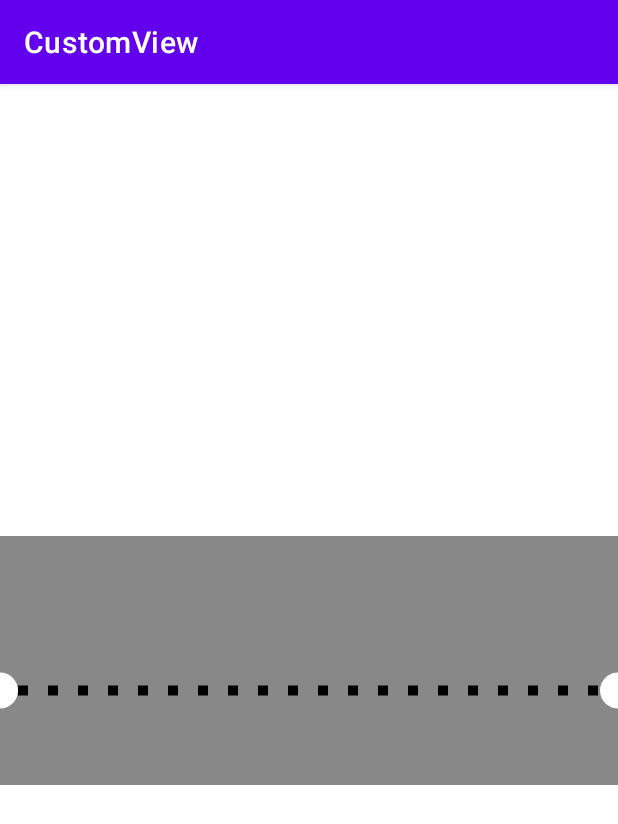
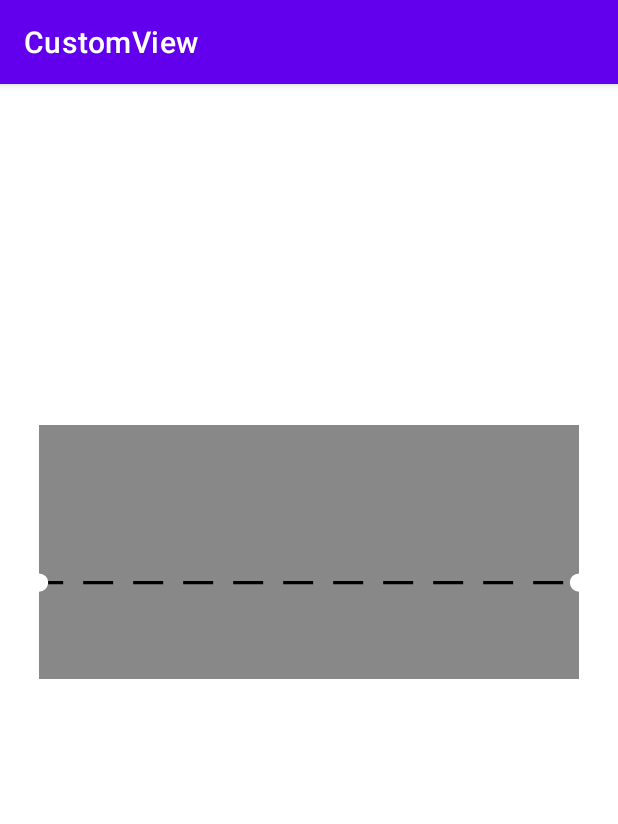
Before and after one commit to fast050/DrawShape, an Android app: the screen it shows after launch (MainActivity), on a phone screen of 412 x 824 dp. Shown: the top 824 px of the screen. Run offline under Robolectric (Android 15) with nearby library versions, the phone set to English and light mode, and no system bars.

Commit message:
Draw two shape

```diff
--- a/app/src/main/java/com/example/customview/TicketBackGroundShape.kt
+++ b/app/src/main/java/com/example/customview/TicketBackGroundShape.kt
@@ -4,12 +4,13 @@ import android.content.Context
 import android.graphics.*
 import android.util.AttributeSet
 import android.view.View
+import androidx.cardview.widget.CardView
 
 
 class TicketBackGroundShape(context: Context, attrs: AttributeSet?) : View(context, attrs) {
     private val paint = Paint()
     private var cornerRadius = 50f
-    private var innerRadius = 100f
+    private var innerRadius = 6f
     private var scaleFactor = 0f
 
     init {
@@ -21,58 +22,63 @@ class TicketBackGroundShape(context: Context, attrs: AttributeSet?) : View(conte
 
         canvas?.let {
 
-            val originX = 0f.Scale()+scaleFactor.Scale()
-            val originY = 0f.Scale()+scaleFactor.Scale()
-            val width = width.toFloat()-scaleFactor.div(2).Scale() //335f
-            val height = height.toFloat()-scaleFactor.div(2).Scale() //166f
-            val radios = 12f.Scale()
+            val originX = 0f.Scale() + scaleFactor.Scale()
+            val originY = 0f.Scale() + scaleFactor.Scale()
+            val width = width.toFloat() - scaleFactor.Scale() //335f
+            val height = height.toFloat() - scaleFactor.Scale() //166f
+            val radios = innerRadius.Scale()
             val dashLinePointShiftFromOriginX = 103f.Scale()
             val dashLinePositionFromBottomShape = 63f.Scale()
 
-            //float left, float top, float right, float bottom
-            val rectFRight =
-                RectF(
-                     width - radios,
-                    dashLinePointShiftFromOriginX - radios,
-                     width + radios,
-                    dashLinePointShiftFromOriginX + radios
-                )
-            val rectFLeft =
-                RectF(
-                    originX - radios,
-                    dashLinePointShiftFromOriginX-radios,
-                    originX + radios,
-                    dashLinePointShiftFromOriginX+radios
-                )
             val path = Path().apply {
                 moveTo(originX, originY)
                 lineTo(width, originY)
 
                 // arch
                 lineTo(width, dashLinePointShiftFromOriginX - radios)
-                arcTo(rectFRight, 270f, -180f, false)
-                //lineTo(width, dashLinePointShiftFromOriginX + radios)
+                arcTo(
+                    width - radios,
+                    dashLinePointShiftFromOriginX - radios,
+                    width + radios,
+                    dashLinePointShiftFromOriginX + radios,
+                    270f,
+                    -180f,
+                    false
+                )
 
                 lineTo(width, height)
                 lineTo(originX, height)
 
                 //arch
-                lineTo(originX, dashLinePositionFromBottomShape+radios)
-                arcTo(rectFLeft, 90f, -180f, false)
+                lineTo(originX, dashLinePositionFromBottomShape + radios)
+                arcTo(
+                    originX - radios,
+                    dashLinePointShiftFromOriginX - radios,
+                    originX + radios,
+                    dashLinePointShiftFromOriginX + radios,
+                    90f,
+                    -180f,
+                    false
+                )
                 close()
-
             }
 
             canvas.drawPath(path, paint)
 
             val paints = Paint().apply {
                 color = Color.BLACK
-                strokeWidth = 10f
+                strokeWidth = 2f.Scale()
                 style = Paint.Style.STROKE
-                pathEffect = DashPathEffect(floatArrayOf(10f, 20f) , 0f)
+                pathEffect = DashPathEffect(floatArrayOf(30f, 20f), 15f)
             }
 
-            canvas.drawLine(originX +radios , dashLinePointShiftFromOriginX , width -radios , dashLinePointShiftFromOriginX , paints )
+            canvas.drawLine(
+                originX + radios,
+                dashLinePointShiftFromOriginX,
+                width - radios,
+                dashLinePointShiftFromOriginX,
+                paints
+            )
 
         }
 
--- a/app/src/main/res/layout/activity_main.xml
+++ b/app/src/main/res/layout/activity_main.xml
@@ -7,11 +7,14 @@
     tools:context=".MainActivity">
 
     <com.example.customview.TicketBackGroundShape
-        android:layout_width="match_parent"
-        android:layout_height="166dp"
+        android:id="@+id/ticketBackGroundShape"
+        android:layout_width="360dp"
+        android:layout_height="169dp"
+        app:cardCornerRadius="15dp"
         app:layout_constraintBottom_toBottomOf="parent"
         app:layout_constraintEnd_toEndOf="parent"
         app:layout_constraintStart_toStartOf="parent"
-        app:layout_constraintTop_toTopOf="parent" />
+        app:layout_constraintTop_toTopOf="parent"
+        app:layout_constraintVertical_bias="0.38" />
 
 </androidx.constraintlayout.widget.ConstraintLayout>
```
